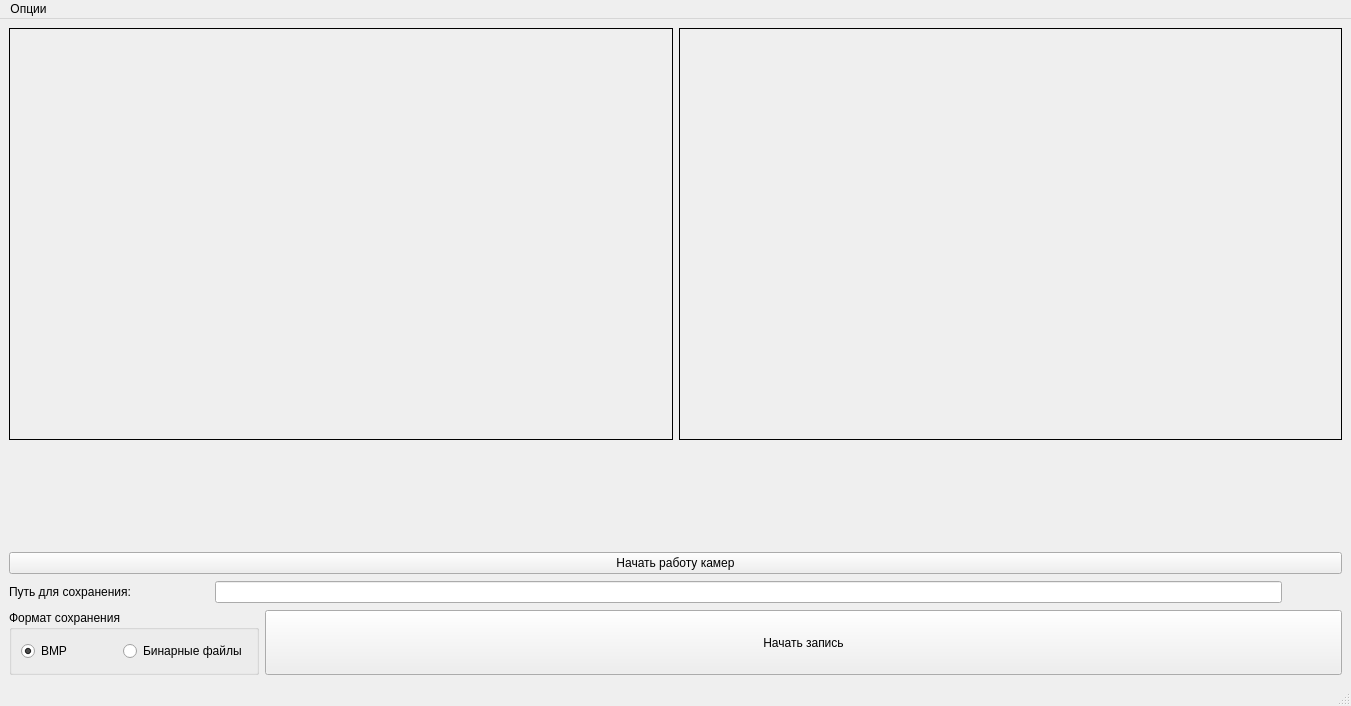
Lom-Karatist/BaslerTest, file BaslerWindow.ui: the form before one commit.
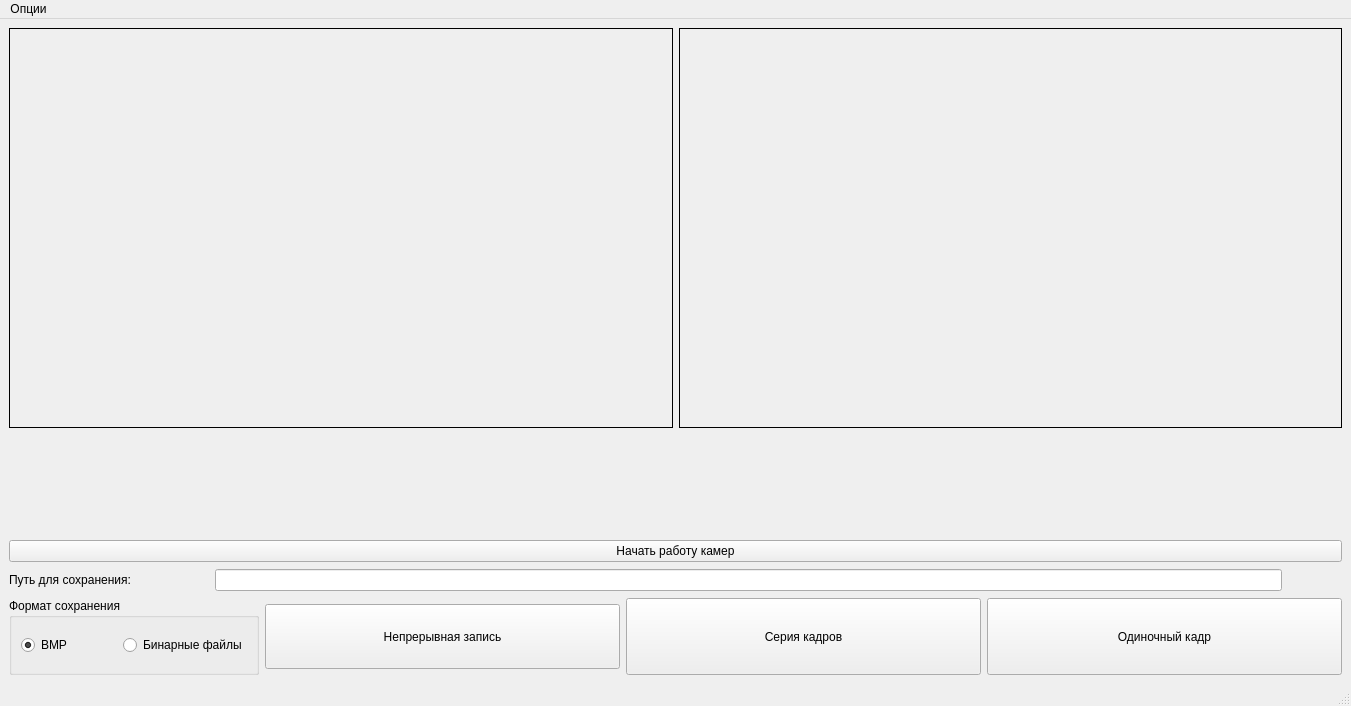
The form after the commit. Icons and pictures are not drawn. Custom widgets are drawn as their Qt base class.

Diff of the .ui file:
```diff
--- a/BaslerWindow.ui
+++ b/BaslerWindow.ui
@@ -277,13 +277,39 @@
          </size>
         </property>
         <property name="text">
-         <string>Начать запись</string>
+         <string>Непрерывная запись</string>
         </property>
         <property name="checkable">
          <bool>true</bool>
         </property>
        </widget>
       </item>
+      <item>
+       <widget class="QPushButton" name="pushButtonSeries">
+        <property name="sizePolicy">
+         <sizepolicy hsizetype="Minimum" vsizetype="Expanding">
+          <horstretch>0</horstretch>
+          <verstretch>0</verstretch>
+         </sizepolicy>
+        </property>
+        <property name="text">
+         <string>Серия кадров</string>
+        </property>
+       </widget>
+      </item>
+      <item>
+       <widget class="QPushButton" name="pushButtonSingleShot">
+        <property name="sizePolicy">
+         <sizepolicy hsizetype="Minimum" vsizetype="Expanding">
+          <horstretch>0</horstretch>
+          <verstretch>0</verstretch>
+         </sizepolicy>
+        </property>
+        <property name="text">
+         <string>Одиночный кадр</string>
+        </property>
+       </widget>
+      </item>
      </layout>
     </item>
    </layout>
```
Left out of the diff: 3 changed lines with no effect on the pictures.
